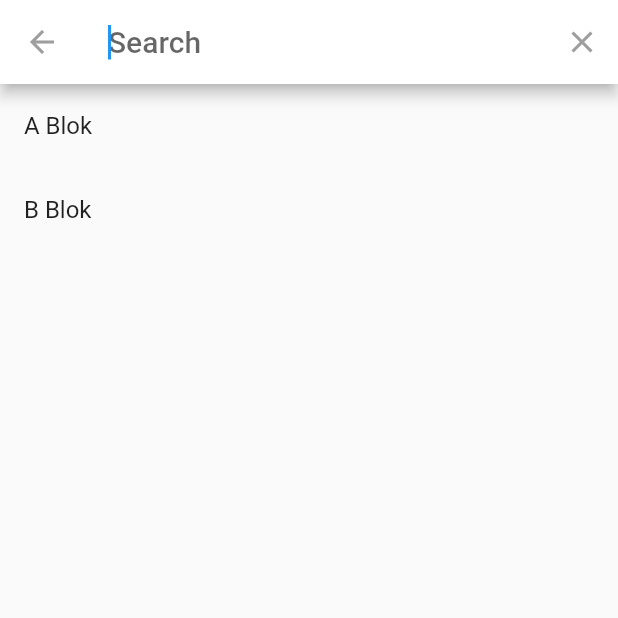
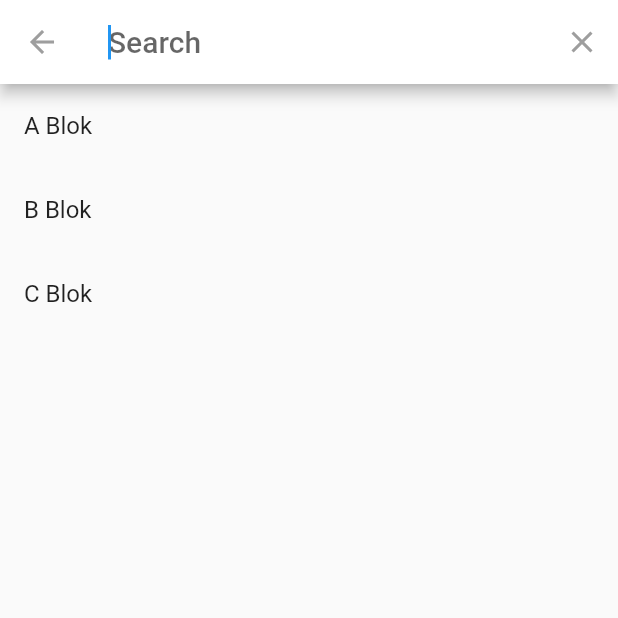
Before and after one commit to 08kerem1907/AUZF_Harita, a Flutter app: the screen it shows after launch, after a tap on the "search" icon, on a phone screen of 412 x 824 dp, the top half of it. Run offline on Flutter 3.47's test engine with Material 2 defaults, Android fonts, the phone set to English and light mode, and no system bars.

Commit message:
C Blok binası eklendi

```diff
--- a/lib/main.dart
+++ b/lib/main.dart
@@ -15,6 +15,7 @@ class MyApp extends StatelessWidget {
   final List<Building> buildings = [
     Building(name: 'A Blok', location: const Offset(100, 150)),
     Building(name: 'B Blok', location: const Offset(200, 250)),
+    Building(name: 'C Blok', location: const Offset(100, 50)),
     // Diğer bina adları ve konumları buraya eklenebilir
   ];
 
```
Also changed, not shown: 1 other file.
